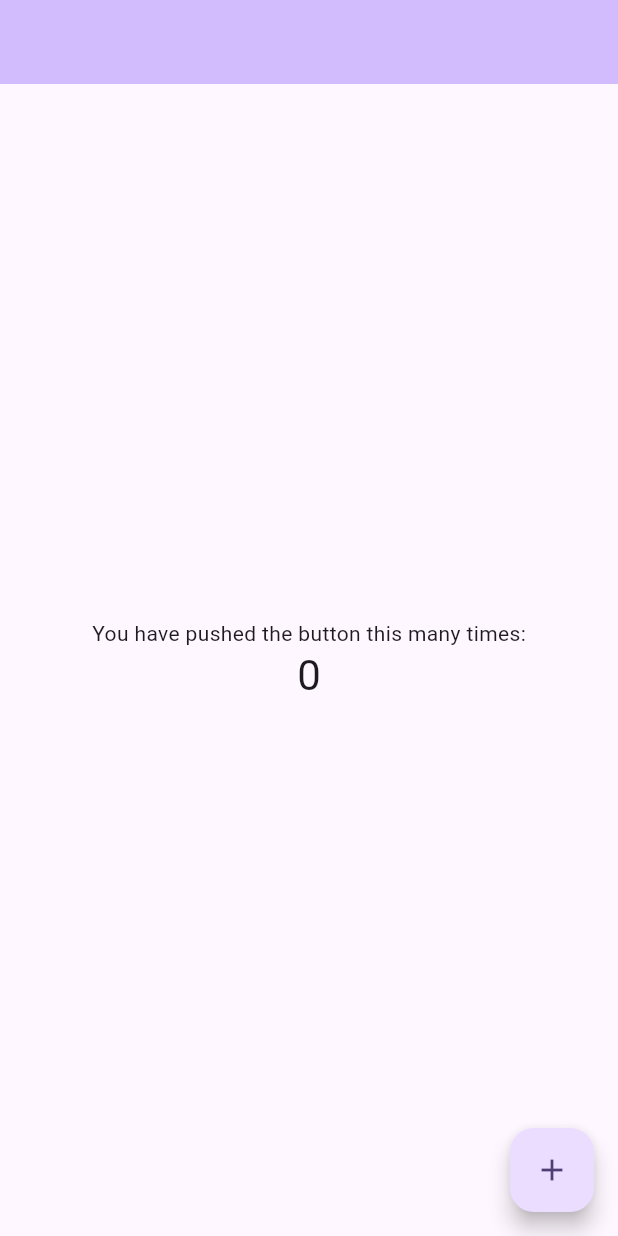
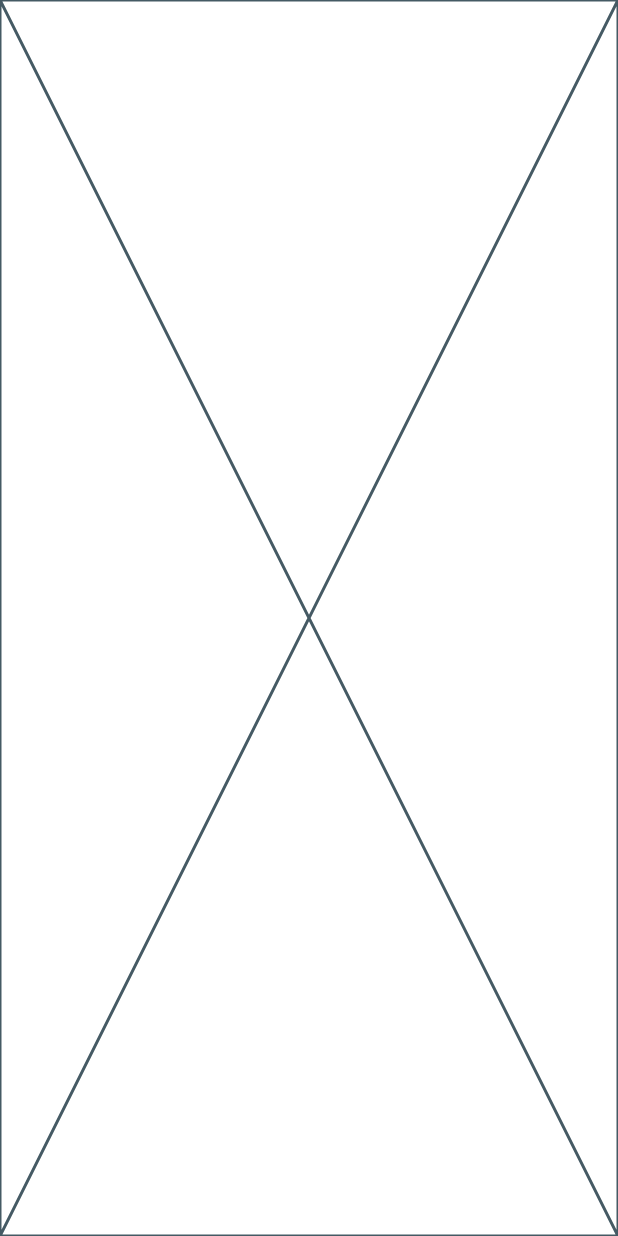
Before and after one commit to nicowalter256/animations, a Flutter app: the screen it shows after launch, on a phone screen of 412 x 824 dp. Run offline on Flutter 3.47's test engine with Material 3 defaults, Android fonts, the phone set to English and light mode, and no system bars.

Commit message:
feat: Squid game starter

```diff
--- a/lib/main.dart
+++ b/lib/main.dart
@@ -1,4 +1,6 @@
 import 'package:flutter/material.dart';
+
+import 'views/home_screen.dart';
 
 void main() {
   runApp(const MyApp());
@@ -16,55 +18,7 @@ class MyApp extends StatelessWidget {
         colorScheme: ColorScheme.fromSeed(seedColor: Colors.deepPurple),
         useMaterial3: true,
       ),
-      home: const MyHomePage(title: ''),
+      home: const HomeScreen(),
     );
   }
 }
-
-class MyHomePage extends StatefulWidget {
-  const MyHomePage({super.key, required this.title});
-
-  final String title;
-
-  @override
-  State<MyHomePage> createState() => _MyHomePageState();
-}
-
-class _MyHomePageState extends State<MyHomePage> {
-  int _counter = 0;
-
-  void _incrementCounter() {
-    setState(() {
-      _counter++;
-    });
-  }
-
-  @override
-  Widget build(BuildContext context) {
-    return Scaffold(
-      appBar: AppBar(
-        backgroundColor: Theme.of(context).colorScheme.inversePrimary,
-        title: Text(widget.title),
-      ),
-      body: Center(
-        child: Column(
-          mainAxisAlignment: MainAxisAlignment.center,
-          children: <Widget>[
-            const Text(
-              'You have pushed the button this many times:',
-            ),
-            Text(
-              '$_counter',
-              style: Theme.of(context).textTheme.headlineMedium,
-            ),
-          ],
-        ),
-      ),
-      floatingActionButton: FloatingActionButton(
-        onPressed: _incrementCounter,
-        tooltip: 'Increment',
-        child: const Icon(Icons.add),
-      ), // This trailing comma makes auto-formatting nicer for build methods.
-    );
-  }
-}
--- /dev/null
+++ b/lib/views/home_screen.dart
@@ -0,0 +1,15 @@
+import 'package:flutter/material.dart';
+
+class HomeScreen extends StatefulWidget {
+  const HomeScreen({super.key});
+
+  @override
+  State<HomeScreen> createState() => _HomeScreenState();
+}
+
+class _HomeScreenState extends State<HomeScreen> {
+  @override
+  Widget build(BuildContext context) {
+    return const Placeholder();
+  }
+}
```
